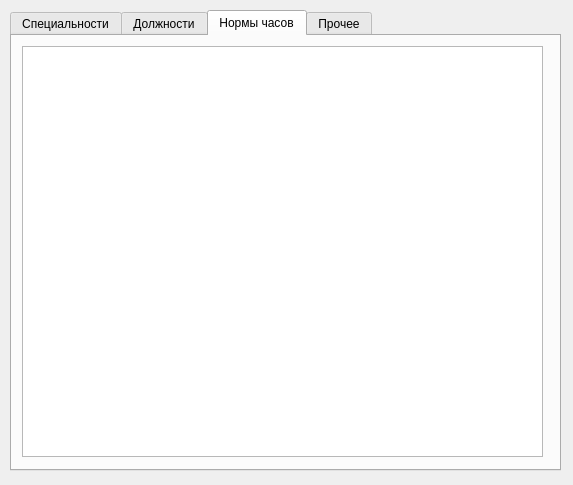
alexeypertcev/ksu-ivt-nagruzka, file settings.ui: the form before one commit.
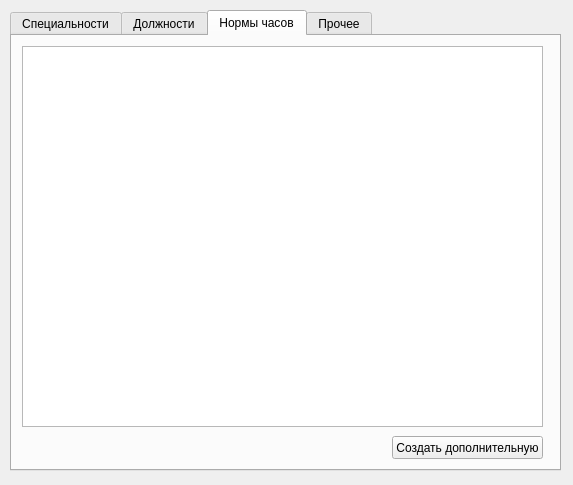
The form after the commit. The open tabs and pages were chosen to show the change.

What changed in the file:
```diff
--- a/settings.ui
+++ b/settings.ui
@@ -123,13 +123,26 @@
        <x>10</x>
        <y>10</y>
        <width>521</width>
-       <height>411</height>
+       <height>381</height>
       </rect>
      </property>
      <attribute name="verticalHeaderVisible">
       <bool>false</bool>
      </attribute>
     </widget>
+    <widget class="QPushButton" name="pushButton">
+     <property name="geometry">
+      <rect>
+       <x>380</x>
+       <y>400</y>
+       <width>151</width>
+       <height>23</height>
+      </rect>
+     </property>
+     <property name="text">
+      <string>Создать дополнительную</string>
+     </property>
+    </widget>
    </widget>
    <widget class="QWidget" name="tab_4">
     <attribute name="title">
```
Left out of the diff: 2 changed lines with no effect on the pictures.
